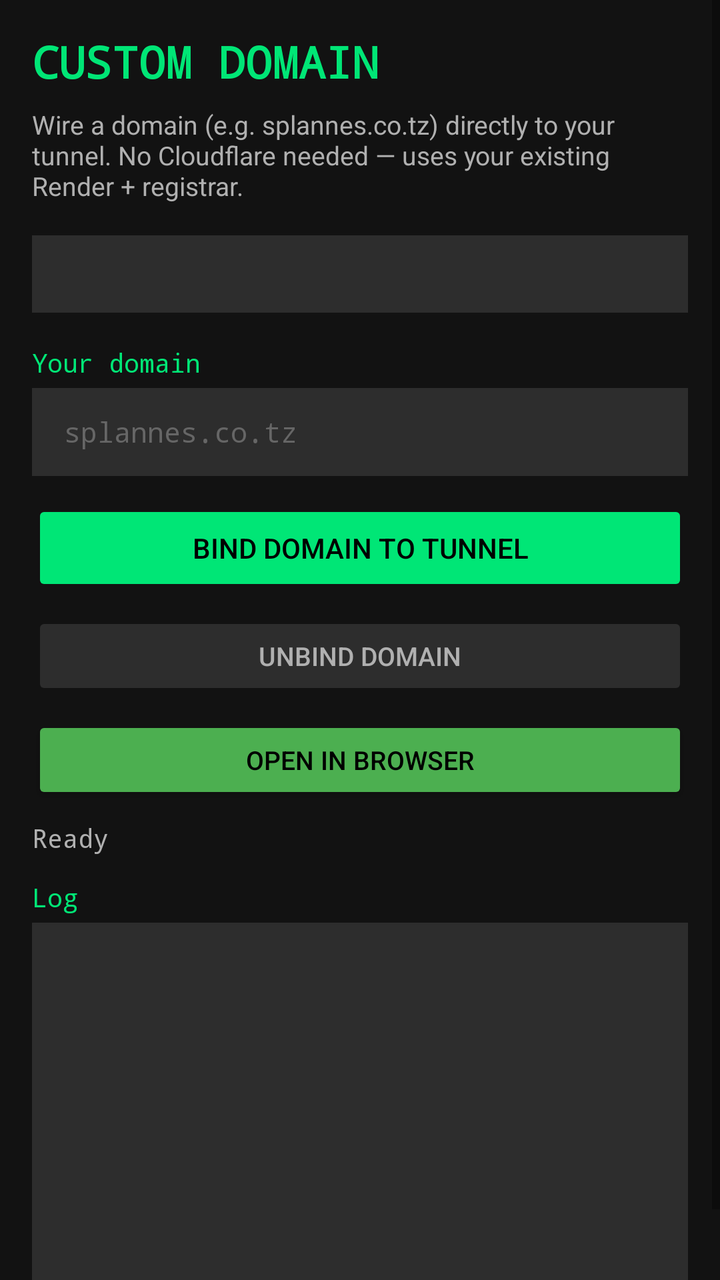
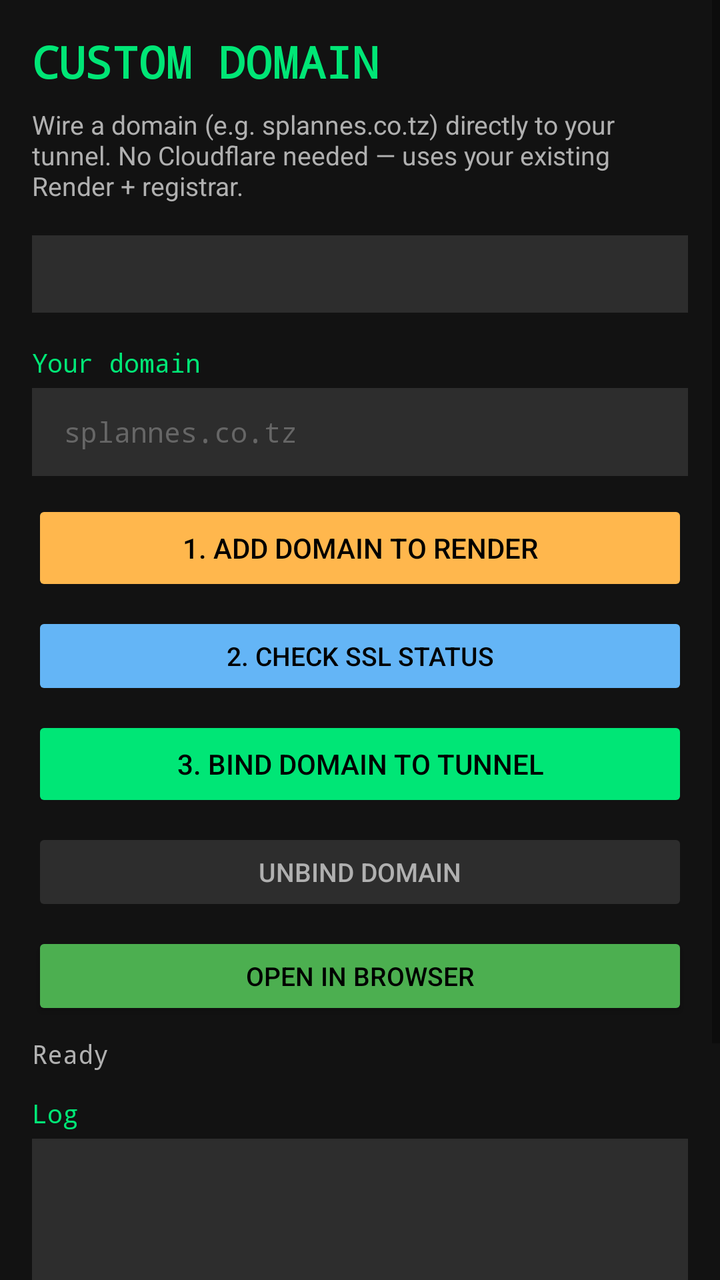

The first picture is an Android layout as it rendered before a commit; the second is the same layout after the commit. The layout source and the unified diff follow.
<!-- AndroidManifest.xml: application theme Theme.BantuDroid -->
<!-- res/layout/activity_dns.xml -->
<?xml version="1.0" encoding="utf-8"?>
<ScrollView xmlns:android="http://schemas.android.com/apk/res/android"
    android:layout_width="match_parent"
    android:layout_height="match_parent"
    android:background="@color/bg_dark"
    android:fillViewport="true">

    <LinearLayout
        android:layout_width="match_parent"
        android:layout_height="wrap_content"
        android:orientation="vertical"
        android:padding="16dp">

        <TextView
            android:layout_width="wrap_content"
            android:layout_height="wrap_content"
            android:text="CUSTOM DOMAIN"
            android:textColor="@color/bantu_green"
            android:textSize="22sp"
            android:fontFamily="monospace"
            android:textStyle="bold"
            android:layout_marginBottom="8dp" />

        <TextView
            android:layout_width="match_parent"
            android:layout_height="wrap_content"
            android:text="Wire a domain (e.g. splannes.co.tz) directly to your tunnel. No Cloudflare needed — uses your existing Render + registrar."
            android:textColor="@color/text_secondary"
            android:textSize="13sp"
            android:layout_marginBottom="16dp" />

        
        <TextView
            android:id="@+id/tv_instructions"
            android:layout_width="match_parent"
            android:layout_height="wrap_content"
            android:background="@color/bg_card"
            android:padding="12dp"
            android:textColor="@color/text_secondary"
            android:textSize="11sp"
            android:fontFamily="monospace"
            android:lineSpacingExtra="3dp"
            android:layout_marginBottom="16dp" />

        
        <TextView
            android:layout_width="wrap_content"
            android:layout_height="wrap_content"
            android:text="Your domain"
            android:textColor="@color/bantu_green"
            android:textSize="13sp"
            android:fontFamily="monospace"
            android:layout_marginBottom="4dp" />

        <EditText
            android:id="@+id/et_domain"
            android:layout_width="match_parent"
            android:layout_height="44dp"
            android:background="@color/bg_card"
            android:textColor="@color/text_primary"
            android:textColorHint="@color/text_hint"
            android:hint="splannes.co.tz"
            android:textSize="14sp"
            android:fontFamily="monospace"
            android:paddingStart="16dp"
            android:paddingEnd="16dp"
            android:inputType="textUri"
            android:layout_marginBottom="12dp" />

        
        <Button
            android:id="@+id/btn_bind"
            android:layout_width="match_parent"
            android:layout_height="48dp"
            android:text="Bind Domain to Tunnel"
            android:textSize="14sp"
            android:backgroundTint="@color/bantu_green"
            android:textColor="@color/black"
            android:layout_marginBottom="8dp"
            android:enabled="false" />

        <Button
            android:id="@+id/btn_unbind"
            android:layout_width="match_parent"
            android:layout_height="44dp"
            android:text="Unbind Domain"
            android:textSize="13sp"
            android:backgroundTint="@color/bg_card"
            android:textColor="@color/text_secondary"
            android:layout_marginBottom="8dp"
            android:enabled="false" />

        <Button
            android:id="@+id/btn_open_browser"
            android:layout_width="match_parent"
            android:layout_height="44dp"
            android:text="Open in Browser"
            android:textSize="13sp"
            android:backgroundTint="#4CAF50"
            android:textColor="@color/black"
            android:layout_marginBottom="8dp" />

        <Button
            android:id="@+id/btn_start_tunnel_first"
            android:layout_width="match_parent"
            android:layout_height="44dp"
            android:text="Start Bantu Tunnel First"
            android:textSize="13sp"
            android:backgroundTint="#FFB74D"
            android:textColor="@color/black"
            android:layout_marginBottom="16dp"
            android:visibility="gone" />

        
        <TextView
            android:id="@+id/tv_status"
            android:layout_width="match_parent"
            android:layout_height="wrap_content"
            android:text="Ready"
            android:textColor="@color/text_secondary"
            android:textSize="13sp"
            android:fontFamily="monospace"
            android:layout_marginBottom="12dp" />

        
        <TextView
            android:layout_width="wrap_content"
            android:layout_height="wrap_content"
            android:text="Log"
            android:textColor="@color/bantu_green"
            android:textSize="13sp"
            android:fontFamily="monospace"
            android:layout_marginBottom="4dp" />

        <TextView
            android:id="@+id/tv_log"
            android:layout_width="match_parent"
            android:layout_height="200dp"
            android:background="@color/bg_card"
            android:padding="8dp"
            android:textColor="@color/text_secondary"
            android:textSize="11sp"
            android:fontFamily="monospace"
            android:scrollbars="vertical"
            android:gravity="top" />

    </LinearLayout>
</ScrollView>
<!-- resources referenced by this layout -->
<resources>
  <color name="bantu_green">#00E676</color>
  <color name="bg_card">#2D2D2D</color>
  <color name="bg_dark">#121212</color>
  <color name="black">#000000</color>
  <color name="text_hint">#666666</color>
  <color name="text_primary">#FFFFFF</color>
  <color name="text_secondary">#B0B0B0</color>
  <style name="Theme.BantuDroid" parent="Theme.MaterialComponents.DayNight.NoActionBar">
          <item name="colorPrimary">@color/bantu_green</item>
          <item name="colorPrimaryDark">@color/bantu_green_dark</item>
          <item name="colorPrimaryVariant">@color/bantu_green_dark</item>
          <item name="colorOnPrimary">@color/black</item>
          <item name="colorSecondary">@color/bantu_orange</item>
          <item name="colorSecondaryVariant">@color/bantu_orange_dark</item>
          <item name="colorOnSecondary">@color/white</item>
          <item name="android:colorBackground">@color/bg_dark</item>
          <item name="colorSurface">@color/bg_surface</item>
          <item name="colorOnSurface">@color/text_primary</item>
          <item name="android:statusBarColor">@color/bg_dark</item>
          <item name="android:navigationBarColor">@color/bg_dark</item>
          <item name="android:windowBackground">@color/bg_dark</item>
      </style>
  <color name="bantu_green_dark">#00C853</color>
  <color name="bantu_orange">#FF6D00</color>
  <color name="bantu_orange_dark">#E65100</color>
  <color name="white">#FFFFFF</color>
  <color name="bg_surface">#1E1E1E</color>
</resources>

<!-- the commit's change to res/layout/activity_dns.xml (unified diff, before → after) -->
@@ -69,10 +69,32 @@
 
         
         <Button
+            android:id="@+id/btn_add_to_render"
+            android:layout_width="match_parent"
+            android:layout_height="48dp"
+            android:text="1. Add Domain to Render"
+            android:textSize="14sp"
+            android:backgroundTint="#FFB74D"
+            android:textColor="@color/black"
+            android:layout_marginBottom="8dp"
+            android:enabled="false" />
+
+        <Button
+            android:id="@+id/btn_check_status"
+            android:layout_width="match_parent"
+            android:layout_height="44dp"
+            android:text="2. Check SSL Status"
+            android:textSize="13sp"
+            android:backgroundTint="#64B5F6"
+            android:textColor="@color/black"
+            android:layout_marginBottom="8dp"
+            android:enabled="false" />
+
+        <Button
             android:id="@+id/btn_bind"
             android:layout_width="match_parent"
             android:layout_height="48dp"
-            android:text="Bind Domain to Tunnel"
+            android:text="3. Bind Domain to Tunnel"
             android:textSize="14sp"
             android:backgroundTint="@color/bantu_green"
             android:textColor="@color/black"
